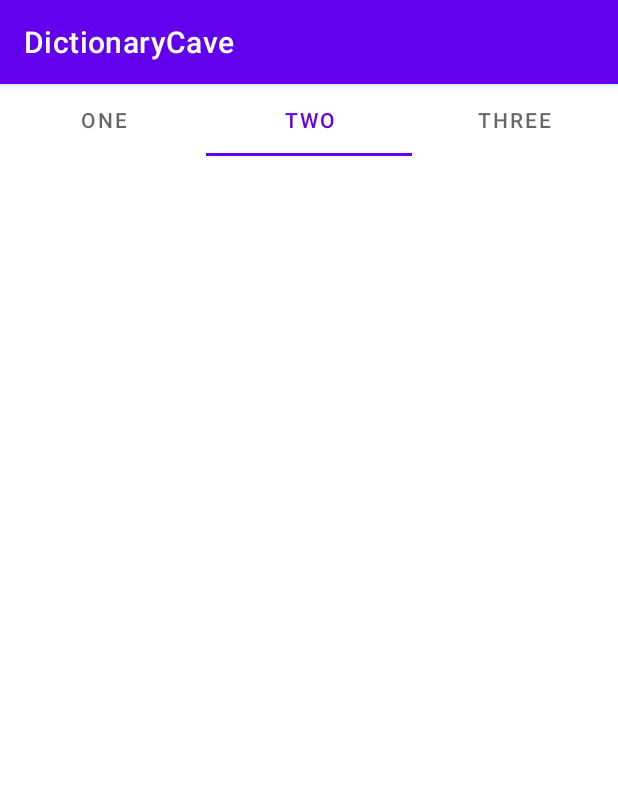
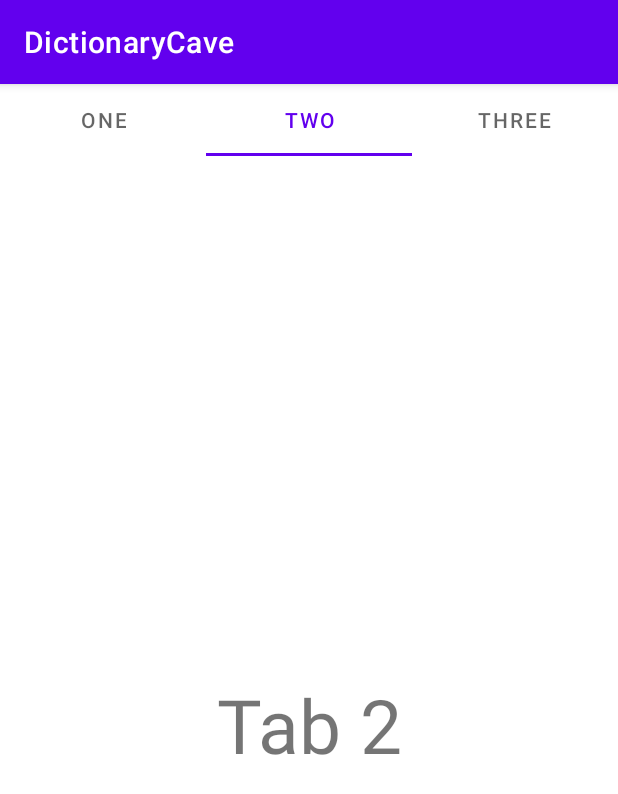
Before and after one commit to akshay8700/DictionaryCave, an Android app: the screen it shows after launch (MainActivity), tab 2 chosen, on a phone screen of 412 x 824 dp. Shown: the top 794 px of the screen. Run offline under Robolectric (Android 15) with nearby library versions, the phone set to English and light mode, and no system bars.

Commit message:
v2 tablayout

```diff
--- a/app/src/main/java/com/example/dictionarycave/fragment1.java
+++ b/app/src/main/java/com/example/dictionarycave/fragment1.java
@@ -19,4 +19,11 @@ public class fragment1 extends Fragment {
         // Required empty public constructor
     }
 
+    @Override
+    public View onCreateView(LayoutInflater inflater, ViewGroup container,
+                             Bundle savedInstanceState) {
+        // Inflate the layout for this fragment
+        return inflater.inflate(R.layout.fragment_fragment1, container, false);
+    }
+
 }
--- a/app/src/main/java/com/example/dictionarycave/fragment2.java
+++ b/app/src/main/java/com/example/dictionarycave/fragment2.java
@@ -18,4 +18,11 @@ public class fragment2 extends Fragment {
     public fragment2() {
         // Required empty public constructor
     }
+
+    @Override
+    public View onCreateView(LayoutInflater inflater, ViewGroup container,
+                             Bundle savedInstanceState) {
+        // Inflate the layout for this fragment
+        return inflater.inflate(R.layout.fragment_fragment2, container, false);
+    }
 }
--- a/app/src/main/java/com/example/dictionarycave/fragment3.java
+++ b/app/src/main/java/com/example/dictionarycave/fragment3.java
@@ -8,14 +8,16 @@ import android.view.LayoutInflater;
 import android.view.View;
 import android.view.ViewGroup;
 
-/**
- * A simple {@link Fragment} subclass.
- * Use the {@link fragment3#newInstance} factory method to
- * create an instance of this fragment.
- */
 public class fragment3 extends Fragment {
 
     public fragment3() {
         // Required empty public constructor
     }
+
+    @Override
+    public View onCreateView(LayoutInflater inflater, ViewGroup container,
+                             Bundle savedInstanceState) {
+        // Inflate the layout for this fragment
+        return inflater.inflate(R.layout.fragment_fragment3, container, false);
+    }
 }
--- a/app/src/main/res/values/strings.xml
+++ b/app/src/main/res/values/strings.xml
@@ -1,3 +1,5 @@
 <resources>
     <string name="app_name">DictionaryCave</string>
+    <!-- TODO: Remove or change this placeholder text -->
+    <string name="hello_blank_fragment">Hello blank fragment</string>
 </resources>
```
